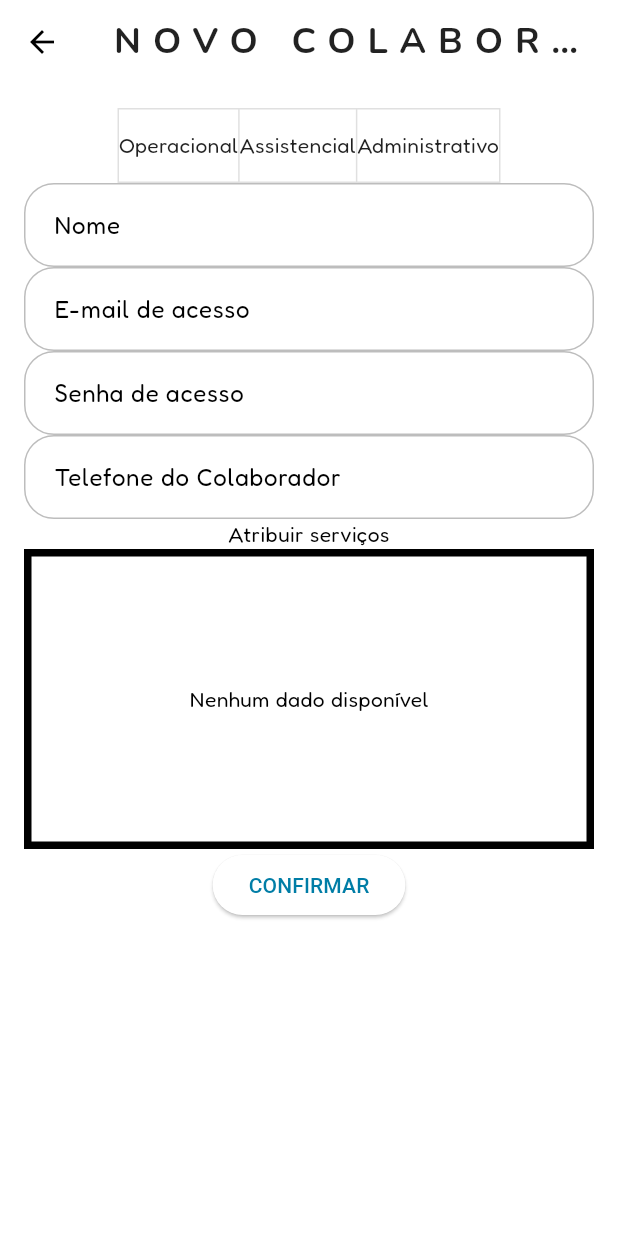
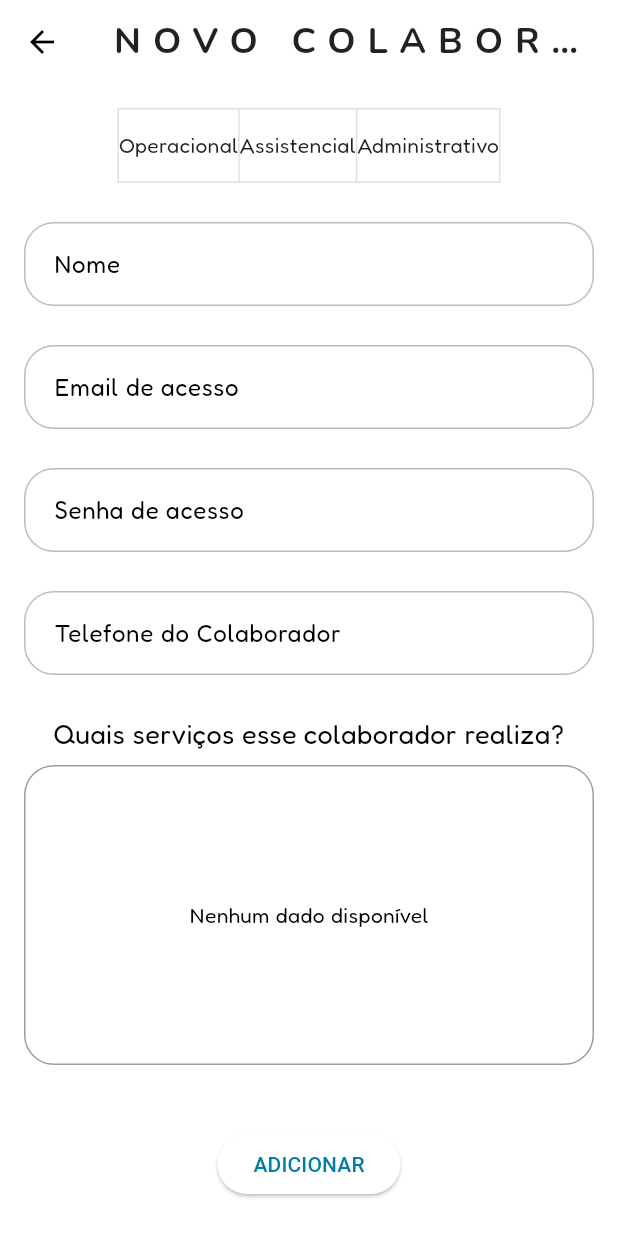
Before and after one commit to devgomes10/fullserva, a Flutter app: the screen it shows after launch, item 3 of the bottom bar chosen, after a tap on the "add" icon, on a phone screen of 412 x 824 dp. Run offline on Flutter 3.47's test engine with Material 3 defaults, Android fonts, the phone set to English and light mode, and no system bars; our stand-ins replace cloud_firestore, firebase_auth, firebase_core, google_fonts, mask_text_input_formatter, shared_preferences and 1 more; accounts and stored records are empty; generated files the repository leaves out were written again.

Commit message:
atribuições colaboradores e serviços

```diff
--- a/lib/data/repositories/coworker_repository.dart
+++ b/lib/data/repositories/coworker_repository.dart
@@ -23,7 +23,6 @@
       (snapshot) {
         return snapshot.docs.map(
           (doc) {
-            List<String> offeringIds = List<String>.from(doc["offeringIds"] ?? []);
             return Coworker(
               id: doc["id"],
               name: doc["name"],
@@ -31,7 +30,6 @@
               password: doc["password"],
               phone: doc["phone"],
               role: doc["role"],
-              offeringIds: offeringIds,
             );
           },
         ).toList();
--- a/lib/domain/entities/coworker.dart
+++ b/lib/domain/entities/coworker.dart
@@ -5,7 +5,6 @@
   String password;
   String phone;
   int role;
-  List<String> offeringIds;
 
   Coworker({
     required this.id,
@@ -14,7 +13,6 @@
     required this.password,
     required this.phone,
     required this.role,
-    required this.offeringIds,
   });
 
   // Converting a map to an instance
@@ -24,8 +22,7 @@
         email = map["email"],
         password = map["password"],
         phone = map["phone"],
-        role = map["role"],
-        offeringIds = map["offeringIds"];
+        role = map["role"];
 
   // Convert an instance to a map
   Map<String, dynamic> toMap() {
@@ -36,7 +33,6 @@
       "password": password,
       "phone": phone,
       "role": role,
-      "offeringIds": offeringIds,
     };
   }
 }
--- a/lib/views/coworkers/coworker_form_view.dart
+++ b/lib/views/coworkers/coworker_form_view.dart
@@ -1,9 +1,9 @@
 import 'package:flutter/material.dart';
 import 'package:fullserva/controllers/coworker_controller.dart';
+import 'package:fullserva/controllers/offering_controller.dart';
 import 'package:fullserva/domain/entities/coworker.dart';
 import 'package:fullserva/domain/entities/offering.dart';
-import 'package:fullserva/controllers/offering_controller.dart';
-import 'package:uuid/uuid.dart';
+import '../../utils/consts/unique_id.dart';
 
 class CoworkerFormView extends StatefulWidget {
   final Coworker? model;
@@ -15,34 +15,16 @@
 }
 
 class _CoworkerFormViewState extends State<CoworkerFormView> {
-  String _uniqueId = const Uuid().v4();
   final _formKey = GlobalKey<FormState>();
-  CoworkerController _employeeController = CoworkerController();
-  OfferingController _serviceController = OfferingController();
+
+  final CoworkerController _coworkerController = CoworkerController();
+  final OfferingController _offeringController = OfferingController();
+
   final _nameController = TextEditingController();
   final _emailController = TextEditingController();
   final _passwordController = TextEditingController();
   final _phoneController = TextEditingController();
-  List<String> _selectedServicesIds = [];
-  List<String> _servicesIdList = [];
-  int _selectedRole = -1;
-  List<bool> _selectionsRole = [false, false, false];
-  ValueNotifier<int> _selectedOptionIndex = ValueNotifier<int>(-1);
-
-  void _updateSelectedRole(int i) {
-    setState(() {
-      for (int buttonIndex = 0;
-          buttonIndex < _selectionsRole.length;
-          buttonIndex++) {
-        if (buttonIndex == i) {
-          _selectionsRole[buttonIndex] = true; // Seleciona o botão pressionado
-        } else {
-          _selectionsRole[buttonIndex] = false; // Desseleciona os outros botões
-        }
-      }
-      _selectedRole = i; // Atualiza o índice da opção selecionada
-    });
-  }
+  final ValueNotifier<int> _selectedRole = ValueNotifier<int>(-1);
 
   @override
   void initState() {
@@ -52,33 +34,25 @@
       _emailController.text = widget.model!.email;
       _passwordController.text = widget.model!.password;
       _phoneController.text = widget.model!.phone;
-      _selectedOptionIndex.value = widget.model!.role;
+      _selectedRole.value = widget.model!.role;
     }
-    _fetchAvailableServices();
-  }
-
-  void _fetchAvailableServices() {
-    _serviceController.getOfferings().listen((services) {
-      setState(() {
-        _selectedServicesIds.clear();
-      });
-    });
   }
 
   @override
   Widget build(BuildContext context) {
-    final employeeModel = widget.model;
+    final coworkerModel = widget.model;
     return Scaffold(
       appBar: AppBar(
-        title: Text("NOVO COLABORADOR"),
-        actions: employeeModel != null
+        title: const Text("NOVO COLABORADOR"),
+        actions: coworkerModel != null
             ? [
+                // excluding coworker when editing
                 IconButton(
                   onPressed: () async {
-                    await _employeeController.removeCoworker(employeeModel.id);
+                    await _coworkerController.removeCoworker(coworkerModel.id);
                     Navigator.pop(context);
                   },
-                  icon: Icon(Icons.delete),
+                  icon: const Icon(Icons.delete),
                 ),
               ]
             : null,
@@ -90,121 +64,145 @@
           child: Column(
             children: [
               ValueListenableBuilder<int>(
-                valueListenable: _selectedOptionIndex,
+                valueListenable: _selectedRole,
                 builder: (context, selectedIndex, _) {
                   return ToggleButtons(
-                    children: <Widget>[
-                      Text('Operacional'),
-                      Text('Assistencial'),
-                      Text('Administrativo'),
-                    ],
                     isSelected: [
                       selectedIndex == 0,
                       selectedIndex == 1,
                       selectedIndex == 2
                     ],
                     onPressed: (int index) {
-                      _selectedOptionIndex.value =
-                          index; // Atualiza o valor do índice selecionado
-                      // Após atualizar o índice selecionado, você pode realizar outras operações aqui
-                      // Se necessário, como salvar o valor selecionado em uma variável int
-                      int selectedValue = index;
-                      print('Valor selecionado: $selectedValue');
+                      _selectedRole.value = index;
                     },
+                    children: const <Widget>[
+                      Text('Operacional'),
+                      Text('Assistencial'),
+                      Text('Administrativo'),
+                    ],
                   );
                 },
               ),
+              const SizedBox(height: 26),
               TextFormField(
                 keyboardType: TextInputType.text,
                 controller: _nameController,
-                decoration: const InputDecoration(labelText: 'Nome'),
+                decoration: const InputDecoration(
+                  labelText: 'Nome',
+                  hintText: "Qual o nome do colaborador?",
+                ),
                 validator: (value) {
                   if (value == null || value.isEmpty) {
-                    return 'Obrigatório';
+                    return 'Por favor, digite o nome do colaborador';
                   }
                   return null;
                 },
               ),
+              const SizedBox(height: 26),
               TextFormField(
                 keyboardType: TextInputType.emailAddress,
                 controller: _emailController,
-                decoration:
-                    const InputDecoration(labelText: 'E-mail de acesso'),
+                decoration: const InputDecoration(
+                  labelText: 'Email de acesso',
+                  hintText: "Qual o email para acessar a conta?",
+                ),
                 validator: (value) {
                   if (value == null || value.isEmpty) {
-                    return 'Obrigatório';
+                    return 'Por favor, digite o email do colaborador';
                   }
                   return null;
                 },
               ),
+              const SizedBox(height: 26),
               TextFormField(
                 keyboardType: TextInputType.text,
                 controller: _passwordController,
-                decoration: const InputDecoration(labelText: 'Senha de acesso'),
+                decoration: const InputDecoration(
+                  labelText: 'Senha de acesso',
+                  hintText: "Qual a senha para acessar a conta?",
+                ),
                 validator: (value) {
                   if (value == null || value.isEmpty) {
-                    return 'Obrigatório';
+                    return 'Por favor, digite a senha de acesso';
                   }
                   return null;
                 },
               ),
+              const SizedBox(height: 26),
               TextFormField(
                 keyboardType: TextInputType.phone,
                 controller: _phoneController,
-                decoration:
-                    const InputDecoration(labelText: 'Telefone do Colaborador'),
+                decoration: const InputDecoration(
+                  labelText: 'Telefone do Colaborador',
+                ),
                 validator: (value) {
                   if (value == null || value.isEmpty) {
-                    return 'Obrigatório';
+                    return 'Por favor, digite o telefone do colaborador';
                   }
                   return null;
                 },
               ),
-              Text("Atribuir serviços"),
+              const SizedBox(height: 26),
+              const Text(
+                "Quais serviços esse colaborador realiza?",
+                style: TextStyle(
+                  fontSize: 18,
+                ),
+                textAlign: TextAlign.center,
+              ),
+              const SizedBox(height: 8),
               Container(
                 width: MediaQuery.of(context).size.width,
                 height: 200,
-                decoration: BoxDecoration(border: Border.all(width: 5)),
+                decoration: BoxDecoration(
+                  borderRadius: BorderRadius.circular(20),
+                  border: Border.all(
+                    width: 1,
+                    color: Colors.grey,
+                  ),
+                ),
                 child: StreamBuilder<List<Offering>>(
-                  stream: _serviceController.getOfferings(),
+                  stream: _offeringController.getOfferings(),
                   builder: (context, snapshot) {
                     if (snapshot.connectionState == ConnectionState.waiting) {
                       return const Center(child: CircularProgressIndicator());
                     }
                     if (snapshot.hasError) {
-                      return const Center(
-                        // Adicionar uma imagem
-                        child: Text('Erro ao carregar os dados'),
-                      );
+                      return const Center(child: Text('Erro ao carregar os dados'));
                     }
-                    final services = snapshot.data;
-                    if (services == null || services.isEmpty) {
-                      // Adicionar uma imagem
-                      return const Center(
-                        child: Text('Nenhum dado disponível'),
-                      );
+                    final offerings = snapshot.data!;
+                    if (offerings.isEmpty) {
+                      return const Center(child: Text('Nenhum dado disponível'));
                     }
                     return ListView.builder(
-                      itemCount: services.length,
+                      itemCount: offerings.length,
+                      // Dentro do itemBuilder do ListView.builder do StreamBuilder em CoworkerFormView
                       itemBuilder: (context, index) {
-                        final service = services[index];
-                        final isSelected =
-                            _selectedServicesIds.contains(service.id);
-                        final isSelectedNotifier =
-                            ValueNotifier<bool>(isSelected);
+                        final offering = offerings[index];
+                        final isSelected = widget.model != null && offering.coworkerIds.contains(widget.model!.id);
+                        final isSelectedNotifier = ValueNotifier<bool>(isSelected);
+
                         return ValueListenableBuilder<bool>(
                           valueListenable: isSelectedNotifier,
                           builder: (context, value, child) {
                             return CheckboxListTile(
-                              title: Text(service.name),
+                              title: Text(offering.name),
                               value: value,
                               onChanged: (bool? newValue) {
-                                isSelectedNotifier.value = newValue!;
-                                if (newValue) {
-                                  _selectedServicesIds.add(service.id);
+                                if (newValue!) {
+                                  if (!isSelected) {
+                                    setState(() {
+                                      offering.coworkerIds.add(widget.model!.id);
+                                    });
+                                  }
                                 } else {
-                                  _selectedServicesIds.remove(service.id);
+                                  if (isSelected) {
+                                    setState(() {
+                                      offering.coworkerIds.remove(widget.model!.id);
+                                    });
+                                  }
                                 }
+                                isSelectedNotifier.value = newValue;
                               },
                             );
                           },
@@ -214,29 +212,29 @@
                   },
                 ),
               ),
+              const SizedBox(height: 42),
               ElevatedButton(
                 onPressed: () async {
-                  int selectedValue = _selectedOptionIndex.value;
                   if (_formKey.currentState!.validate()) {
                     Coworker coworker = Coworker(
-                      id: _uniqueId,
+                      id: uniqueId,
                       name: _nameController.text,
                       email: _emailController.text,
                       password: _passwordController.text,
                       phone: _phoneController.text,
-                      role: selectedValue,
-                      offeringIds: _selectedServicesIds,
+                      role: _selectedRole.value,
                     );
 
-                    if (employeeModel != null) {
-                      await _employeeController.updateCoworker(coworker);
+                    if (coworkerModel != null) {
+                      await _coworkerController.updateCoworker(coworker);
                     } else {
-                      await _employeeController.addCoworker(coworker);
+                      await _coworkerController.addCoworker(coworker);
                     }
+
                     Navigator.pop(context, true);
                   }
                 },
-                child: Text("CONFIRMAR"),
+                child: Text(coworkerModel != null ? "ATUALIZAR" : "ADICIONAR"),
               ),
             ],
           ),
--- a/lib/views/coworkers/coworker_view.dart
+++ b/lib/views/coworkers/coworker_view.dart
@@ -21,8 +21,12 @@
       ),
       floatingActionButton: FloatingActionButton(
         onPressed: () {
-          Navigator.push(context,
-              MaterialPageRoute(builder: (context) => CoworkerFormView()));
+          Navigator.push(
+            context,
+            MaterialPageRoute(
+              builder: (context) => const CoworkerFormView(),
+            ),
+          );
         },
         child: const Icon(Icons.add),
       ),
@@ -33,9 +37,9 @@
             return const Center(child: CircularProgressIndicator());
           }
           if (snapshot.hasError) {
-            return const Center(
+            return Center(
               // Adicionar uma imagem
-              child: Text('Erro ao carregar os dados'),
+              child: Text('Erro ao carregar os dados: ${snapshot.error}'),
             );
           }
           final employees = snapshot.data;
```
Also changed, not shown: lib/data/repositories/offering_repository.dart (+4 -4 lines), lib/views/offerings/offering_form_view.dart (+70 -27 lines).
